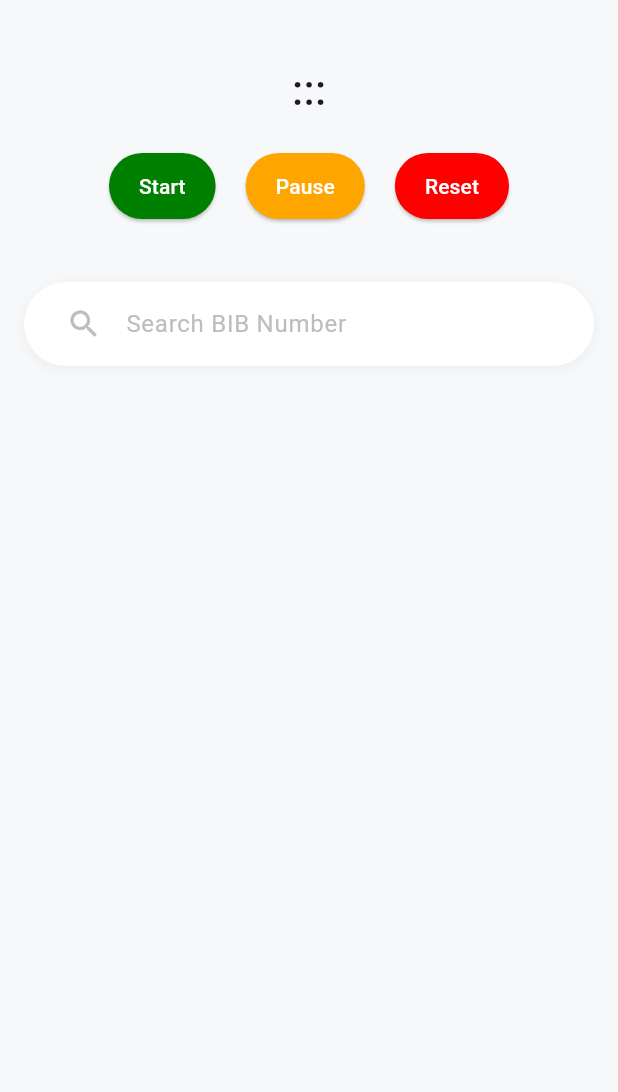
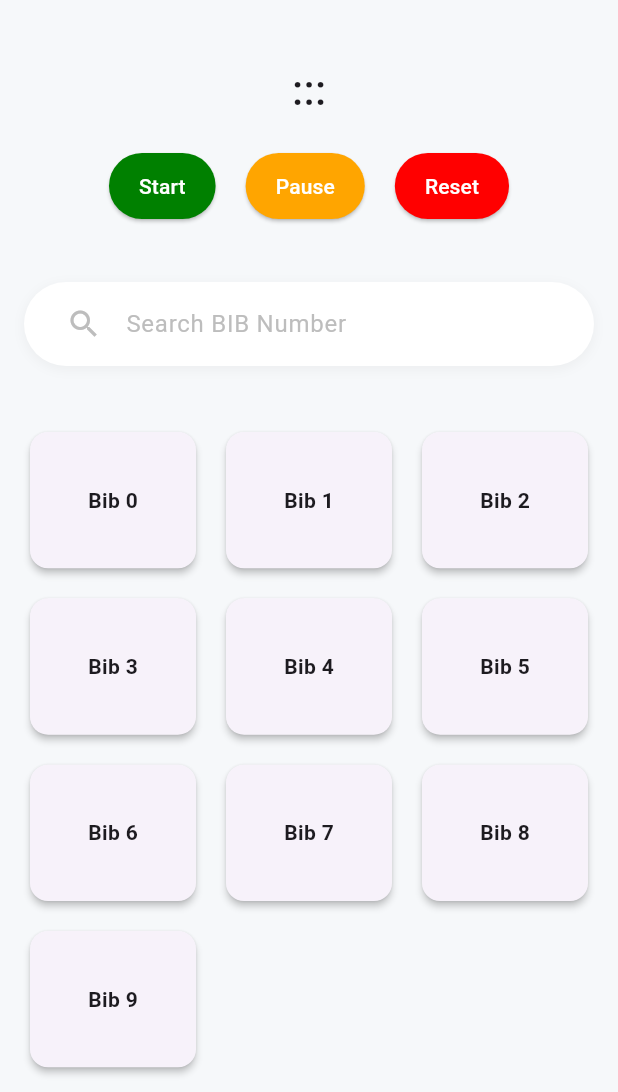
Before and after one commit to Badboyzzzzzzzzzz/Race-Tracking-App, a Flutter app: the screen it shows after launch, on a phone screen of 412 x 824 dp, the part 144-1236 px from its top. Run offline on Flutter 3.47's test engine with Material 3 defaults, Android fonts, the phone set to English and light mode, and no system bars; our stand-ins replace firebase_core; missing offline and left inert: custom_timer; accounts and stored records are empty; Roboto replaces fonts that are missing (Eesti).

Commit message:
implement bib_gridlist

```diff
--- a/lib/ui/screen/time_tracker_screen/swim_segment.dart
+++ b/lib/ui/screen/time_tracker_screen/swim_segment.dart
@@ -1,5 +1,6 @@
 import 'package:flutter/material.dart' hide SearchBar;
 import 'package:custom_timer/custom_timer.dart';
+import 'widgets/bib_list.dart';
 import 'widgets/search_bar.dart';
 
 import '../../../theme/theme.dart';
@@ -101,6 +102,8 @@ class _SwimSegmentState extends State<SwimSegment>
           padding: const EdgeInsets.symmetric(horizontal: 16),
           child: SearchBar(),
         ),
+        const SizedBox(height: AppSpacings.xxl),
+        const BibList(),
       ],
     );
   }
--- /dev/null
+++ b/lib/ui/screen/time_tracker_screen/widgets/bib_card.dart
@@ -0,0 +1,19 @@
+import 'package:flutter/material.dart';
+
+class BibCard extends StatelessWidget {
+  final int index;
+  const BibCard({super.key, required this.index});
+
+  @override
+  Widget build(BuildContext context) {
+    return Card(
+      elevation: 2,
+      child: Center(
+        child: Text(
+          'Bib $index',
+          style: const TextStyle(fontSize: 14, fontWeight: FontWeight.bold),
+        ),
+      ),
+    );
+  }
+}
--- /dev/null
+++ b/lib/ui/screen/time_tracker_screen/widgets/bib_list.dart
@@ -0,0 +1,29 @@
+import 'package:flutter/material.dart';
+
+import 'bib_card.dart';
+
+class BibList extends StatelessWidget {
+  const BibList({super.key});
+
+  @override
+  Widget build(BuildContext context) {
+    return Expanded(
+      child: Padding(
+        padding: const EdgeInsets.symmetric(horizontal: 16),
+        child: GridView.builder(
+          shrinkWrap: true,
+          gridDelegate: const SliverGridDelegateWithFixedCrossAxisCount(
+            crossAxisCount: 3,
+            childAspectRatio: 1.2,
+            crossAxisSpacing: 12,
+            mainAxisSpacing: 12,
+          ),
+          itemBuilder: (context, index) {
+            return BibCard(index: index);
+          },
+          itemCount: 10,
+        ),
+      ),
+    );
+  }
+}
```
